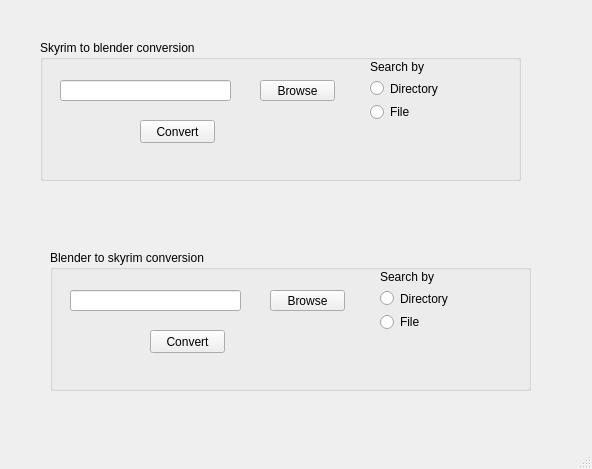
The window that view/window.ui (boubou37/nif_helper_tools) describes before a commit, drawn with Qt 5.
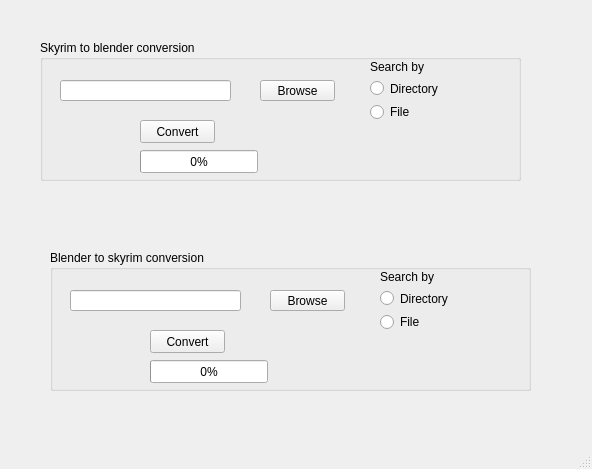
The same window after the commit.

What changed in the file:
```diff
--- a/view/window.ui
+++ b/view/window.ui
@@ -104,6 +104,31 @@
       </item>
      </layout>
     </widget>
+    <widget class="QProgressBar" name="progressBar">
+     <property name="enabled">
+      <bool>true</bool>
+     </property>
+     <property name="geometry">
+      <rect>
+       <x>100</x>
+       <y>110</y>
+       <width>118</width>
+       <height>23</height>
+      </rect>
+     </property>
+     <property name="value">
+      <number>0</number>
+     </property>
+     <property name="textVisible">
+      <bool>true</bool>
+     </property>
+     <property name="invertedAppearance">
+      <bool>false</bool>
+     </property>
+     <property name="textDirection">
+      <enum>QProgressBar::TopToBottom</enum>
+     </property>
+    </widget>
    </widget>
    <widget class="QGroupBox" name="groupBox_2">
     <property name="geometry">
@@ -189,6 +214,19 @@
       </item>
      </layout>
     </widget>
+    <widget class="QProgressBar" name="progressBarBS">
+     <property name="geometry">
+      <rect>
+       <x>100</x>
+       <y>110</y>
+       <width>118</width>
+       <height>23</height>
+      </rect>
+     </property>
+     <property name="value">
+      <number>0</number>
+     </property>
+    </widget>
    </widget>
   </widget>
   <widget class="QMenuBar" name="menubar">
```
Left out of the diff: 2 changed lines with no effect on the pictures.
